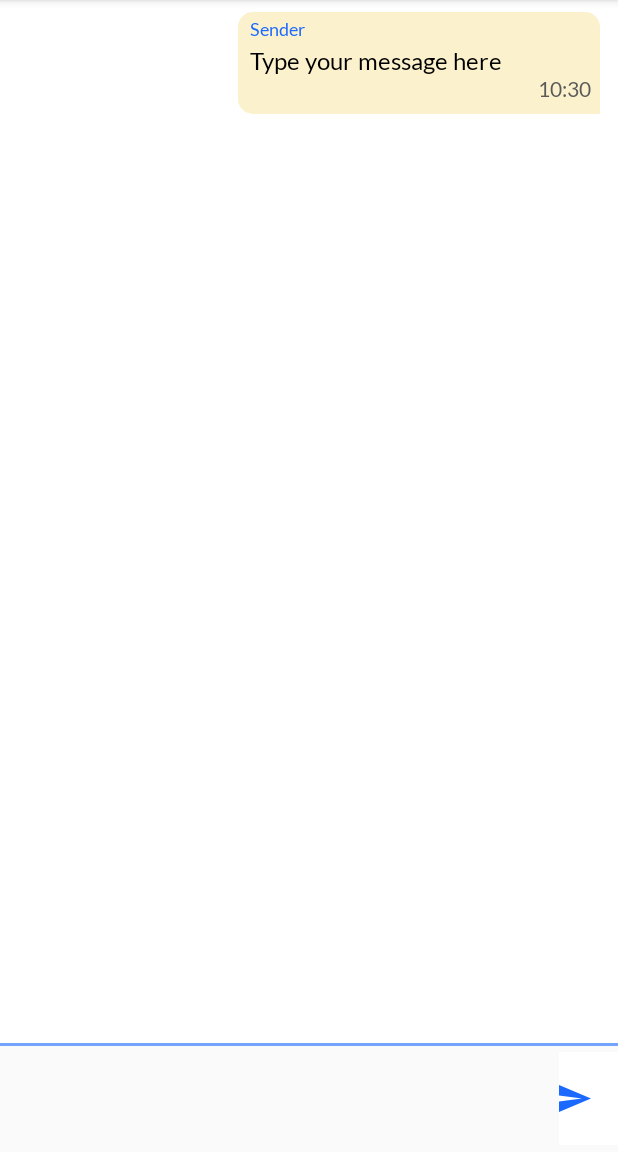
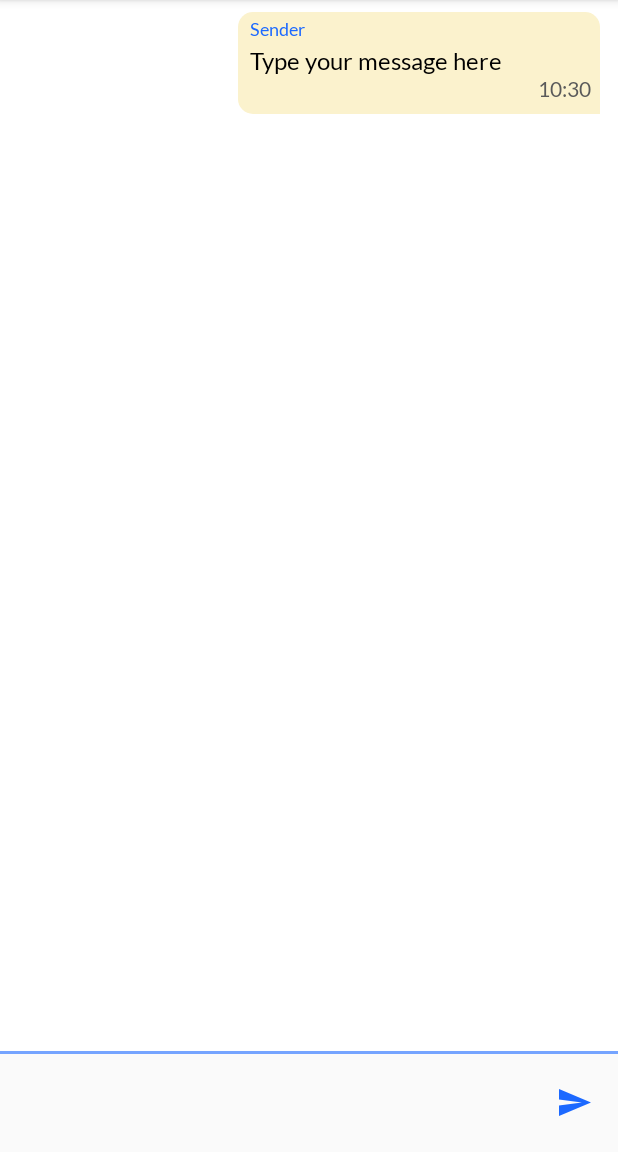
Before and after one commit to Pshypher/ChatterBox, an Android app: the IMActivity screen opened directly, with no data from a screen before it, after a tap on an icon or button, on a phone screen of 412 x 824 dp, the part 84-1236 px from its top. Run offline under Robolectric (Android 15) with nearby library versions, the phone set to English and light mode, and no system bars; libraries missing offline, so code that uses them is left out: org.eclipse.paho; 4 statements that could not run were skipped.

Commit message:
Wraps message in EditText on multiple lines

```diff
--- a/app/src/main/java/com/example/chatterbox/messenger/IMActivity.java
+++ b/app/src/main/java/com/example/chatterbox/messenger/IMActivity.java
@@ -11,6 +11,7 @@ import android.os.Vibrator;
 import android.text.TextUtils;
 import android.util.Log;
 import android.view.View;
+import android.widget.EditText;
 import android.widget.ImageButton;
 import android.widget.Toast;
 
@@ -49,7 +50,7 @@ public class IMActivity extends AppCompatActivity implements MessageAdapter.OnCh
 
     private int messageId;
 
-    private TextInputEditText msgInputEditText;
+    private EditText msgInputEditText;
     private MessageAdapter adapter;
 
     private MqttAndroidClient client;
--- a/app/src/main/res/layout/activity_im.xml
+++ b/app/src/main/res/layout/activity_im.xml
@@ -1,6 +1,5 @@
 <?xml version="1.0" encoding="utf-8"?>
 <LinearLayout xmlns:android="http://schemas.android.com/apk/res/android"
-    xmlns:app="http://schemas.android.com/apk/res-auto"
     xmlns:tools="http://schemas.android.com/tools"
     android:layout_width="match_parent"
     android:layout_height="match_parent"
@@ -13,9 +12,9 @@
         android:layout_height="0dp"
         android:layout_weight="1"
         android:background="@android:color/white"
+        android:clipToPadding="true"
         android:paddingLeft="4dp"
         android:paddingRight="4dp"
-        android:clipToPadding="true"
         tools:listitem="@layout/msg_bubble" />
 
     <View
@@ -29,34 +28,30 @@
         android:gravity="center"
         android:orientation="horizontal">
 
-        <com.google.android.material.textfield.TextInputLayout
-            android:id="@+id/msg_input_layout"
+
+        <EditText
+            android:id="@+id/msg_input_edit_text"
             android:layout_width="0dp"
             android:layout_height="wrap_content"
             android:layout_weight="1"
-            android:paddingLeft="32dp"
-            app:boxStrokeWidth="0dp"
-            app:boxStrokeWidthFocused="0dp">
-
-            <com.google.android.material.textfield.TextInputEditText
-                android:id="@+id/msg_input_edit_text"
-                android:layout_width="match_parent"
-                android:layout_height="60dp"
             android:background="@null"
             android:fontFamily="@font/lato_italic"
+            android:inputType="textMultiLine"
+            android:paddingLeft="32dp"
             android:paddingTop="22dp"
             android:paddingRight="18dp"
             android:paddingBottom="22dp"
+            android:scrollHorizontally="false"
             android:text="@string/chat_box_hint"
             android:textColor="@color/light_gray"
             android:textStyle="italic" />
-        </com.google.android.material.textfield.TextInputLayout>
+
 
         <ImageButton
             android:id="@+id/send_button"
             android:layout_width="wrap_content"
             android:layout_height="wrap_content"
-            android:background="@android:color/white"
+            android:background="@null"
             android:paddingTop="22dp"
             android:paddingRight="18dp"
             android:paddingBottom="22dp"
```
Lines whose indentation alone changed are shown as unchanged.
